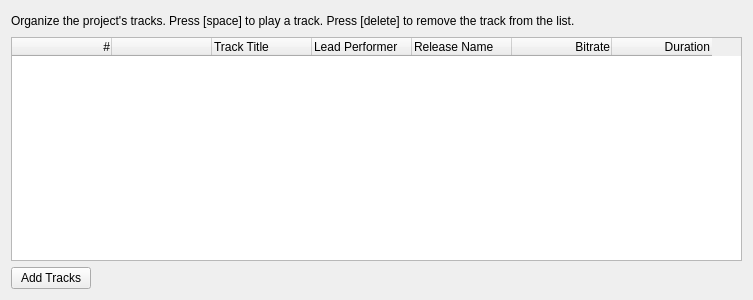
This is resources/ui/track_list_page.ui in Iconoclasteinc/tgit as Qt 5 draws it before an edit. The edited form follows.
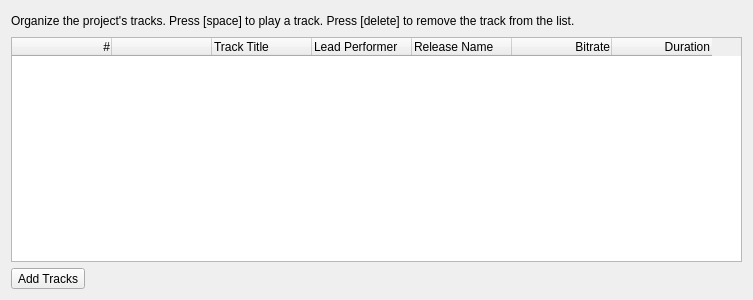
This is the edited form. Icons and pictures are not drawn.

The edit to the form file:
```diff
--- a/resources/ui/track_list_page.ui
+++ b/resources/ui/track_list_page.ui
@@ -139,7 +139,7 @@
    <item>
     <layout class="QHBoxLayout" name="horizontalLayout_3">
      <item>
-      <widget class="QPushButton" name="_add_tracks_button">
+      <widget class="QToolButton" name="_add_tracks_button">
        <property name="text">
         <string>Add Tracks</string>
        </property>
```
Left out of the diff: 8 changed lines with no effect on the pictures.
